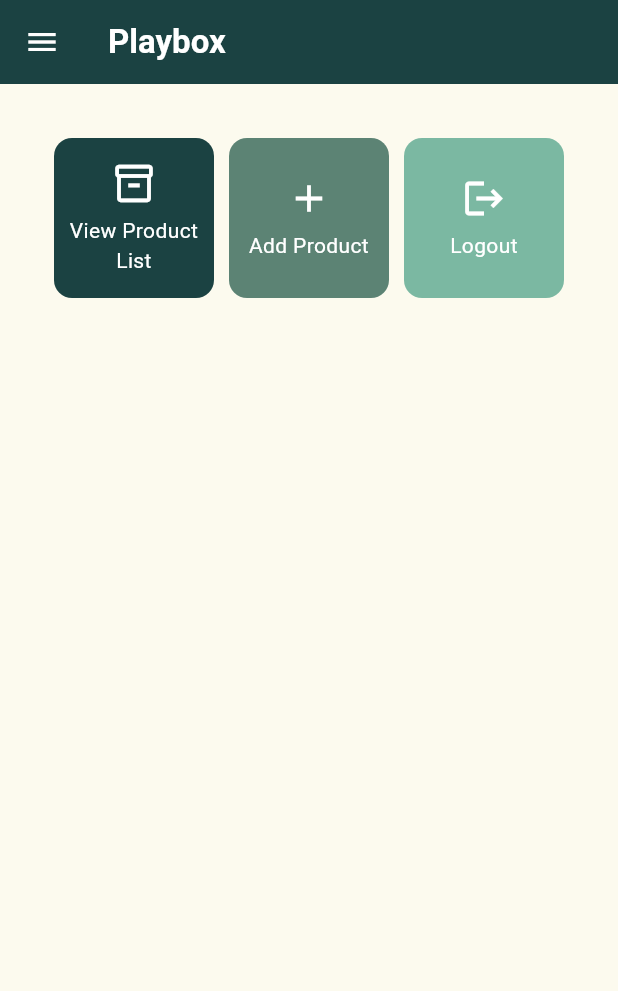
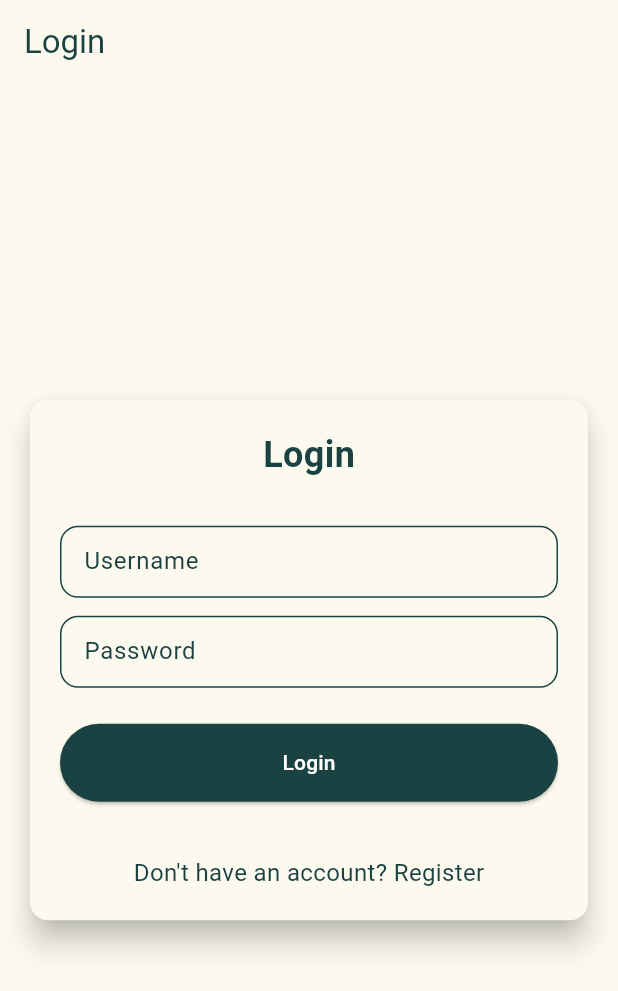
Before and after one commit to fazirta/playbox-mobile, a Flutter app: the screen it shows after launch, on a phone screen of 412 x 824 dp. Shown: the top 991 px of the screen. Run offline on Flutter 3.47's test engine with Material 3 defaults, Android fonts, the phone set to English and light mode, and no system bars; missing offline and left inert: pbp_django_auth.

Commit message:
feat: integrate django web services with flutter
- Deployed Django project and ensured smooth operation
- Implemented account registration and login pages in Flutter
- Integrated Django authentication system with Flutter app
- Created custom models in Django for item management
- Displayed item list with name, price, and description from Django JSON endpoint
- Created item detail page with attributes and return button
- Added item filter based on logged-in user
- Updated README.md with explanations on model creation, HTTP library, CookieRequest, data transmission, authentication, and task implementation

```diff
--- a/lib/main.dart
+++ b/lib/main.dart
@@ -1,5 +1,7 @@
 import 'package:flutter/material.dart';
-import 'package:playbox/screens/menu.dart';
+import 'package:pbp_django_auth/pbp_django_auth.dart';
+import 'package:playbox/screens/login.dart';
+import 'package:provider/provider.dart';
 
 void main() {
   runApp(const MyApp());
@@ -10,7 +12,12 @@
 
   @override
   Widget build(BuildContext context) {
-    return MaterialApp(
+    return Provider(
+      create: (_) {
+        CookieRequest request = CookieRequest();
+        return request;
+      },
+      child: MaterialApp(
         title: 'Playbox',
         theme: ThemeData(
           colorScheme: const ColorScheme(
@@ -28,7 +35,8 @@
           ),
           useMaterial3: true,
         ),
-      home: const MyHomePage(),
+        home: const LoginPage(),
+      ),
     );
   }
 }
--- /dev/null
+++ b/lib/screens/login.dart
@@ -0,0 +1,177 @@
+import 'package:flutter/material.dart';
+import 'package:pbp_django_auth/pbp_django_auth.dart';
+import 'package:playbox/screens/menu.dart';
+import 'package:playbox/screens/register.dart';
+import 'package:provider/provider.dart';
+
+void main() {
+  runApp(const LoginApp());
+}
+
+class LoginApp extends StatelessWidget {
+  const LoginApp({super.key});
+
+  @override
+  Widget build(BuildContext context) {
+    return MaterialApp(
+      title: 'Login',
+      theme: ThemeData(
+        useMaterial3: true,
+        colorScheme: ColorScheme.fromSwatch(
+          primarySwatch: Colors.deepPurple,
+        ).copyWith(secondary: Colors.deepPurple[400]),
+      ),
+      home: const LoginPage(),
+    );
+  }
+}
+
+class LoginPage extends StatefulWidget {
+  const LoginPage({super.key});
+
+  @override
+  State<LoginPage> createState() => _LoginPageState();
+}
+
+class _LoginPageState extends State<LoginPage> {
+  final TextEditingController _usernameController = TextEditingController();
+  final TextEditingController _passwordController = TextEditingController();
+
+  @override
+  Widget build(BuildContext context) {
+    final request = context.watch<CookieRequest>();
+
+    return Scaffold(
+      appBar: AppBar(
+        title: const Text('Login'),
+      ),
+      body: Center(
+        child: SingleChildScrollView(
+          padding: const EdgeInsets.all(16.0),
+          child: Card(
+            elevation: 8,
+            shape: RoundedRectangleBorder(
+              borderRadius: BorderRadius.circular(12.0),
+            ),
+            child: Padding(
+              padding: const EdgeInsets.all(20.0),
+              child: Column(
+                mainAxisSize: MainAxisSize.min,
+                children: [
+                  const Text(
+                    'Login',
+                    style: TextStyle(
+                      fontSize: 24.0,
+                      fontWeight: FontWeight.bold,
+                    ),
+                  ),
+                  const SizedBox(height: 30.0),
+                  TextField(
+                    controller: _usernameController,
+                    decoration: const InputDecoration(
+                      labelText: 'Username',
+                      hintText: 'Enter your username',
+                      border: OutlineInputBorder(
+                        borderRadius: BorderRadius.all(Radius.circular(12.0)),
+                      ),
+                      contentPadding:
+                          EdgeInsets.symmetric(horizontal: 12.0, vertical: 8.0),
+                    ),
+                  ),
+                  const SizedBox(height: 12.0),
+                  TextField(
+                    controller: _passwordController,
+                    decoration: const InputDecoration(
+                      labelText: 'Password',
+                      hintText: 'Enter your password',
+                      border: OutlineInputBorder(
+                        borderRadius: BorderRadius.all(Radius.circular(12.0)),
+                      ),
+                      contentPadding:
+                          EdgeInsets.symmetric(horizontal: 12.0, vertical: 8.0),
+                    ),
+                    obscureText: true,
+                  ),
+                  const SizedBox(height: 24.0),
+                  ElevatedButton(
+                    onPressed: () async {
+                      String username = _usernameController.text;
+                      String password = _passwordController.text;
+
+                      final response = await request
+                          .login("http://localhost:8000/auth/login/", {
+                        'username': username,
+                        'password': password,
+                      });
+
+                      if (request.loggedIn) {
+                        String message = response['message'];
+                        String uname = response['username'];
+                        if (context.mounted) {
+                          Navigator.pushReplacement(
+                            context,
+                            MaterialPageRoute(
+                                builder: (context) => const MyHomePage()),
+                          );
+                          ScaffoldMessenger.of(context)
+                            ..hideCurrentSnackBar()
+                            ..showSnackBar(
+                              SnackBar(
+                                  content:
+                                      Text("$message Selamat datang, $uname.")),
+                            );
+                        }
+                      } else {
+                        if (context.mounted) {
+                          showDialog(
+                            context: context,
+                            builder: (context) => AlertDialog(
+                              title: const Text('Login Gagal'),
+                              content: Text(response['message']),
+                              actions: [
+                                TextButton(
+                                  child: const Text('OK'),
+                                  onPressed: () {
+                                    Navigator.pop(context);
+                                  },
+                                ),
+                              ],
+                            ),
+                          );
+                        }
+                      }
+                    },
+                    style: ElevatedButton.styleFrom(
+                      foregroundColor: Colors.white,
+                      minimumSize: const Size(double.infinity, 50),
+                      backgroundColor: Theme.of(context).colorScheme.primary,
+                      padding: const EdgeInsets.symmetric(vertical: 16.0),
+                    ),
+                    child: const Text('Login'),
+                  ),
+                  const SizedBox(height: 36.0),
+                  GestureDetector(
+                    onTap: () {
+                      Navigator.push(
+                        context,
+                        MaterialPageRoute(
+                            builder: (context) => const RegisterPage()),
+                      );
+                    },
+                    child: Text(
+                      'Don\'t have an account? Register',
+                      style: TextStyle(
+                        color: Theme.of(context).colorScheme.primary,
+                        fontSize: 16.0,
+                      ),
+                    ),
+                  ),
+                ],
+              ),
+            ),
+          ),
+        ),
+      ),
+    );
+  }
+}
--- a/pubspec.yaml
+++ b/pubspec.yaml
@@ -35,6 +35,8 @@
   # The following adds the Cupertino Icons font to your application.
   # Use with the CupertinoIcons class for iOS style icons.
   cupertino_icons: ^1.0.8
+  provider: ^6.1.2
+  pbp_django_auth: ^0.4.0
 
 dev_dependencies:
   flutter_test:
```
Also changed, not shown: lib/models/product.dart (added, +67 -0 lines), lib/screens/product_form.dart (+36 -37 lines), lib/screens/product_list.dart (added, +91 -0 lines), lib/screens/register.dart (added, +163 -0 lines), lib/widgets/left_drawer.dart (+12 -0 lines), lib/widgets/product_card.dart (+34 -6 lines), pubspec.lock, 2 other files. Lines whose indentation alone changed are shown as unchanged.
